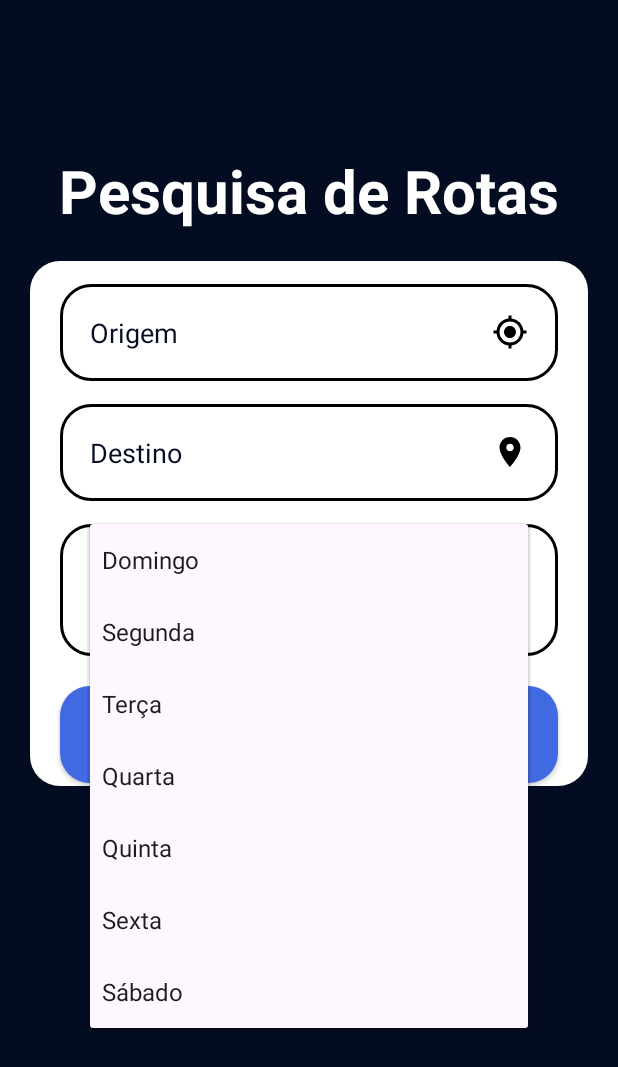
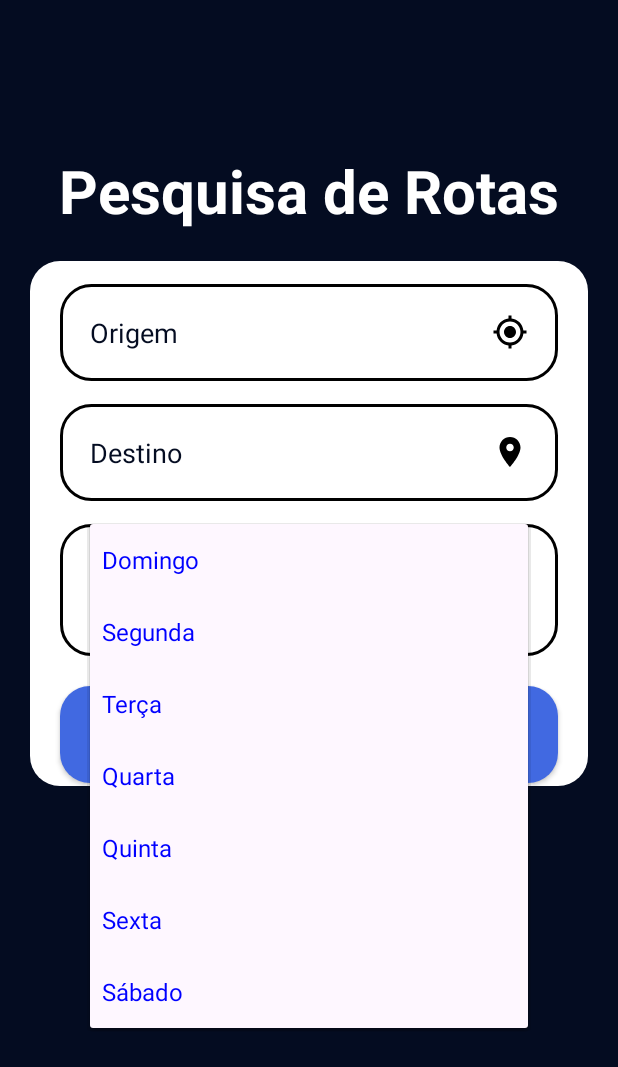
Before and after one commit to ruanmoraes018/android-2023.1, an Android app: the PesquisaRota screen opened directly, with no data from a screen before it, after a tap on "Domingo", on a phone screen of 412 x 824 dp. Shown: the top 1067 px of the screen. Run offline under Robolectric (Android 15) with nearby library versions, the phone set to English and light mode, and no system bars.

```diff
--- a/app/src/main/AndroidManifest.xml
+++ b/app/src/main/AndroidManifest.xml
@@ -34,7 +34,7 @@
             android:name=".Tela_principal_passageiro"
             android:exported="false" />
         <activity
-            android:name=".FormCadastro"
+            android:name=".FormCadastro" android:parentActivityName=".Form_Login"
             android:exported="false" />
         <activity
             android:name=".SelecaoActivity"
--- a/app/src/main/java/com/android/tokentravel/PesquisaRota.java
+++ b/app/src/main/java/com/android/tokentravel/PesquisaRota.java
@@ -2,9 +2,13 @@ package com.android.tokentravel;
 
 import androidx.appcompat.app.AppCompatActivity;
 
+import android.graphics.Color;
 import android.os.Bundle;
+import android.view.View;
+import android.view.ViewGroup;
 import android.widget.ArrayAdapter;
 import android.widget.Spinner;
+import android.widget.TextView;
 
 public class PesquisaRota extends AppCompatActivity {
 
@@ -16,9 +20,24 @@ public class PesquisaRota extends AppCompatActivity {
         Spinner spinnerUserType = findViewById(R.id.spinner_user_type);
 
         String[] userTypes = {"Domingo", "Segunda", "Terça", "Quarta", "Quinta", "Sexta", "Sábado"};
-        ArrayAdapter<String> adapter = new ArrayAdapter<>(this, android.R.layout.simple_spinner_dropdown_item, userTypes);
+
+        ArrayAdapter<String> adapter = new ArrayAdapter<String>(this, android.R.layout.simple_spinner_dropdown_item, userTypes) {
+            @Override
+            public View getView(int position, View convertView, ViewGroup parent) {
+                View view = super.getView(position, convertView, parent);
+                TextView textView = (TextView) view.findViewById(android.R.id.text1);
+                textView.setTextColor(Color.BLACK); // Defina a cor do texto aqui
+                return view;
+            }
+
+            @Override
+            public View getDropDownView(int position, View convertView, ViewGroup parent) {
+                View view = super.getDropDownView(position, convertView, parent);
+                TextView textView = (TextView) view.findViewById(android.R.id.text1);
+                textView.setTextColor(Color.BLUE); // Defina a cor do texto aqui para o drop-down
+                return view;
+            }
+        };
         spinnerUserType.setAdapter(adapter);
-
-        String selectedUserType = spinnerUserType.getSelectedItem().toString();
     }
 }
--- a/app/src/main/res/values/strings.xml
+++ b/app/src/main/res/values/strings.xml
@@ -13,5 +13,5 @@
     <string name="abrir">Abrir</string>
     <string name="fechar">Fechar</string>
 
-    <string name="mapbox_access_token">TokenPublico</string>
+    <string name="mapbox_access_token">Público</string>
 </resources>
--- a/settings.gradle
+++ b/settings.gradle
@@ -20,7 +20,7 @@ dependencyResolutionManagement {
                 // This should always be `mapbox` (not your username).
                 username = "mapbox"
                 // Use the secret token you stored in gradle.properties as the password
-                password = "TokenPrivado"
+                password = "Privada"
             }
         }
     }
```
Also changed, not shown: app/src/main/java/com/android/tokentravel/FormCadastro.java (+53 -11 lines), app/src/main/java/com/android/tokentravel/Form_Login.java (+10 -1 lines), app/src/main/java/com/android/tokentravel/SelecaoActivity.java (+27 -0 lines).
